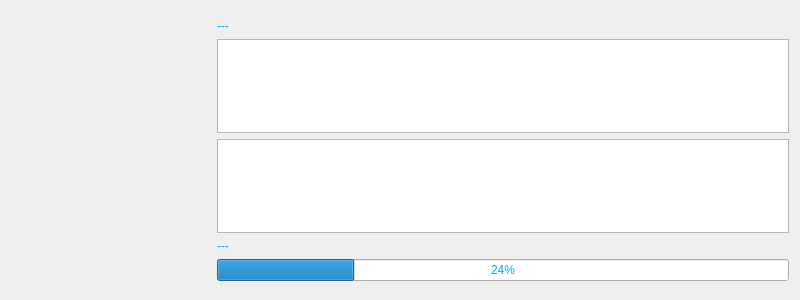
First picture: the form in src/qt/forms/autocheckpoints.ui, repository FromHDDtoSSD/SorachanCoin-qt, before the edit.
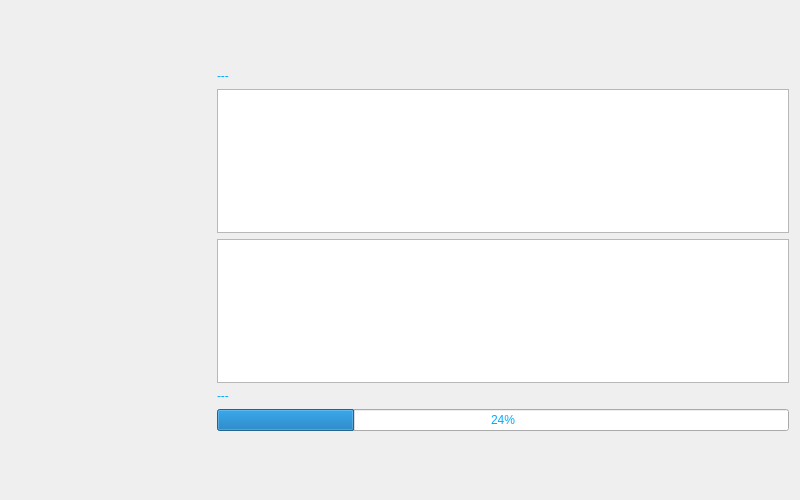
Second picture: the form after the edit.

Patch:
```diff
--- a/src/qt/forms/autocheckpoints.ui
+++ b/src/qt/forms/autocheckpoints.ui
@@ -7,13 +7,13 @@
     <x>0</x>
     <y>0</y>
     <width>800</width>
-    <height>300</height>
+    <height>500</height>
    </rect>
   </property>
   <property name="maximumSize">
    <size>
     <width>800</width>
-    <height>300</height>
+    <height>500</height>
    </size>
   </property>
   <property name="windowTitle">
```
